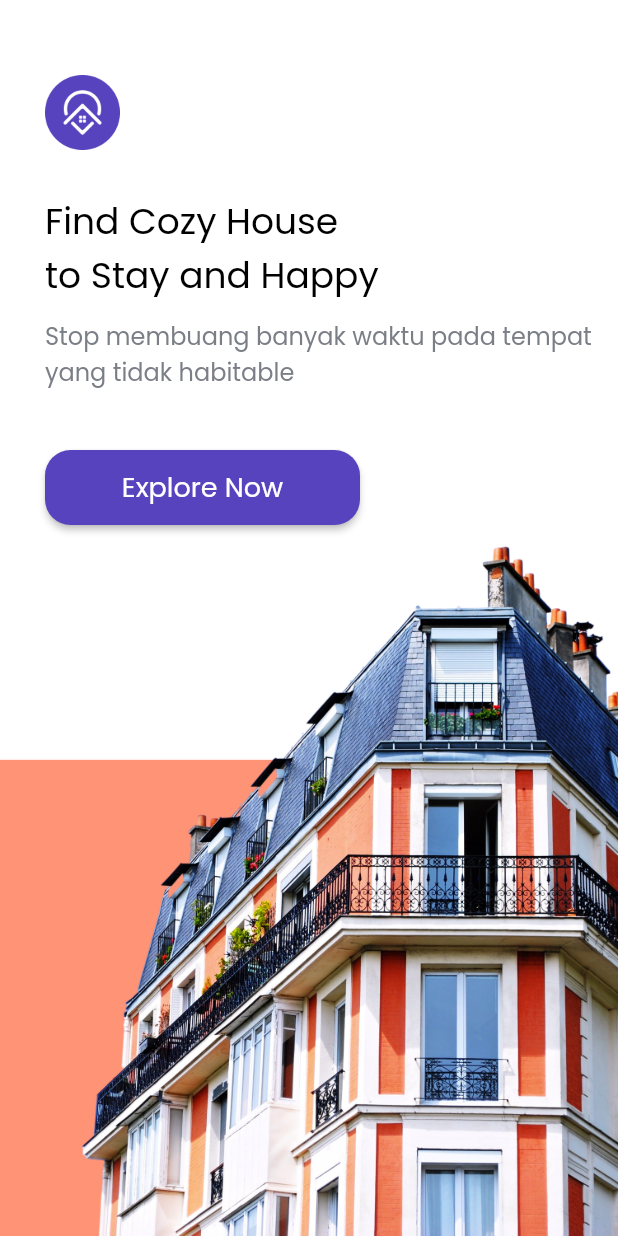
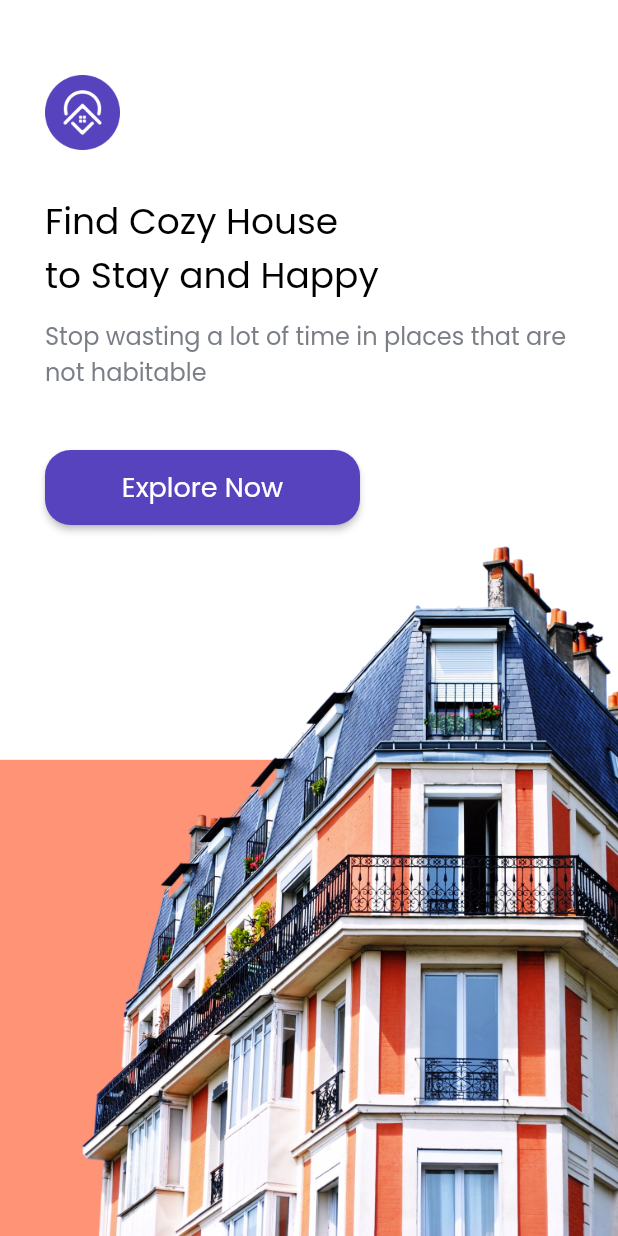
Before and after one commit to bayuhnm/flutter_cozy_kost_app, a Flutter app: the screen it shows after launch, on a phone screen of 412 x 824 dp. Run offline on Flutter 3.47's test engine with Material 2 defaults, Android fonts, the phone set to English and light mode, and no system bars; our stand-ins replace google_fonts.

Commit message:
Fix ui padding

```diff
--- a/lib/main.dart
+++ b/lib/main.dart
@@ -10,10 +10,13 @@ void main() {
 class MyApp extends StatelessWidget {
   @override
   Widget build(BuildContext context) {
-    return ChangeNotifierProvider(
-      create: (context) => SpaceProvider(),
-      child: MaterialApp(
-        home: SplashPage(),
+    return MaterialApp(
+      debugShowCheckedModeBanner: true,
+      home: ChangeNotifierProvider(
+        create: (context) => SpaceProvider(),
+        child: MaterialApp(
+          home: SplashPage(),
+        ),
       ),
     );
   }
--- a/lib/pages/detail_page.dart
+++ b/lib/pages/detail_page.dart
@@ -81,13 +81,13 @@ class DetailPage extends StatelessWidget {
                                 ),
                                 Text.rich(
                                   TextSpan(
-                                    text: '\Rp. ${space.price}\k',
+                                    text: '\$. ${space.price}',
                                     style: purpleTextStyle.copyWith(
                                       fontSize: 16,
                                     ),
                                     children: [
                                       TextSpan(
-                                        text: '/ month',
+                                        text: '/ day',
                                         style: greyTextStyle.copyWith(
                                           fontSize: 16,
                                         ),
--- a/lib/pages/spalsh_page.dart
+++ b/lib/pages/spalsh_page.dart
@@ -6,7 +6,9 @@ import 'package:flutter_cozy_kost_app/pages/home_page.dart';
 class SplashPage extends StatelessWidget {
   @override
   Widget build(BuildContext context) {
-    return Scaffold(
+    return MaterialApp(
+      debugShowCheckedModeBanner: false,
+      home: Scaffold(
         backgroundColor: whiteColor,
         body: SafeArea(
             bottom: false,
@@ -20,6 +22,7 @@ class SplashPage extends StatelessWidget {
                   padding: EdgeInsets.only(
                     top: 50,
                     left: 30,
+                    right: 30
                   ),
                   child: Column(
                     crossAxisAlignment: CrossAxisAlignment.start,
@@ -45,7 +48,7 @@ class SplashPage extends StatelessWidget {
                         height: 10,
                       ),
                       Text(
-                      'Stop membuang banyak waktu pada tempat yang tidak habitable',
+                        'Stop wasting a lot of time in places that are not habitable',
                         style: greyTextStyle.copyWith(
                           fontSize: 16,
                         ),
@@ -85,6 +88,7 @@ class SplashPage extends StatelessWidget {
               ],
             )),
              drawer: Sidebar(),
+      ),
     );
   }
 }
--- a/lib/providers/space_provider.dart
+++ b/lib/providers/space_provider.dart
@@ -6,7 +6,7 @@ import 'package:http/http.dart' as http;
 class SpaceProvider extends ChangeNotifier {
   getRecommendedSpaces() async {
     var result =
-        await http.get('https://bwa-cozy.herokuapp.com/recommended-spaces');
+        await http.get('https://bwa-cozy-api.vercel.app/recommended-spaces');
 
     print(result.statusCode);
     print(result.body);
--- a/lib/widget/space_card.dart
+++ b/lib/widget/space_card.dart
@@ -86,13 +86,13 @@ class SpaceCard extends StatelessWidget {
               ),
               Text.rich(
                 TextSpan(
-                  text: '\Rp. ${space.price}\k',
+                  text: '\$ ${space.price}',
                   style: purpleTextStyle.copyWith(
                     fontSize: 16,
                   ),
                   children: [
                     TextSpan(
-                      text: '/ month',
+                      text: '/ day',
                       style: greyTextStyle.copyWith(
                         fontSize: 16,
                       ),
```
Also changed, not shown: 1 other file. Lines whose indentation alone changed are shown as unchanged.
